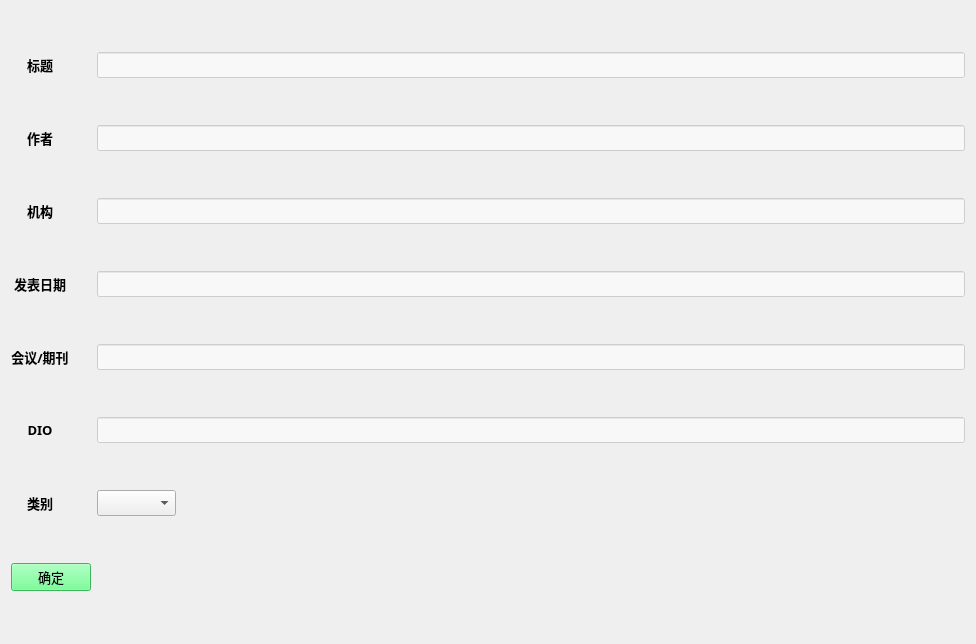
Qt form admin/frontend/editPaperWin.ui (sophiefy/WHU-MMS) before a commit.
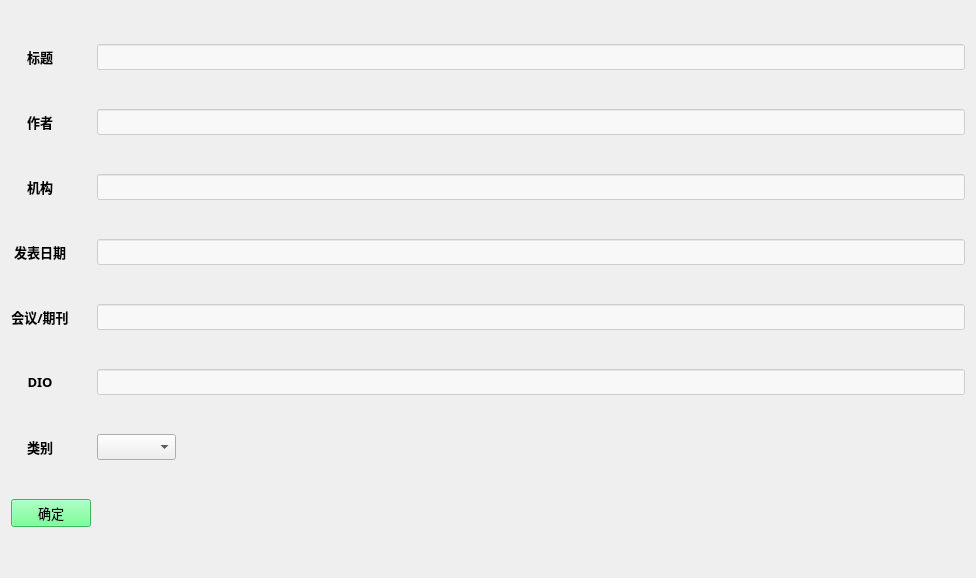
The same form after that commit.

```diff
--- a/admin/frontend/editPaperWin.ui
+++ b/admin/frontend/editPaperWin.ui
@@ -7,7 +7,7 @@
     <x>0</x>
     <y>0</y>
     <width>976</width>
-    <height>644</height>
+    <height>578</height>
    </rect>
   </property>
   <property name="font">
```
